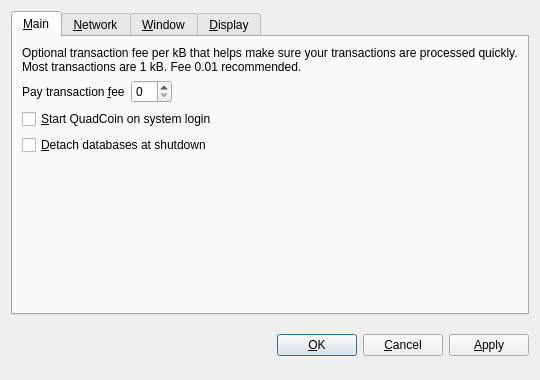
The window that src/qt/forms/optionsdialog.ui (QuadCoin/QuadCoin) describes before a commit, drawn with Qt 5.
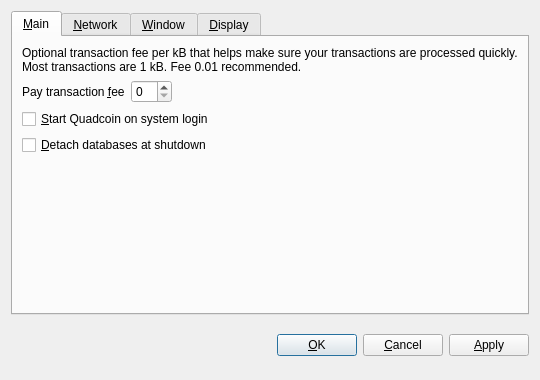
The same window after the commit. The open tabs and pages were chosen to show the change. Custom widgets are drawn as their Qt base class.

```diff
--- a/src/qt/forms/optionsdialog.ui
+++ b/src/qt/forms/optionsdialog.ui
@@ -82,7 +82,7 @@
           <string>Automatically start QuadCoin after logging in to the system.</string>
          </property>
          <property name="text">
-          <string>&amp;Start QuadCoin on system login</string>
+          <string>&amp;Start Quadcoin on system login</string>
          </property>
         </widget>
        </item>
```
Left out of the diff: 10 changed lines with no effect on the pictures.
